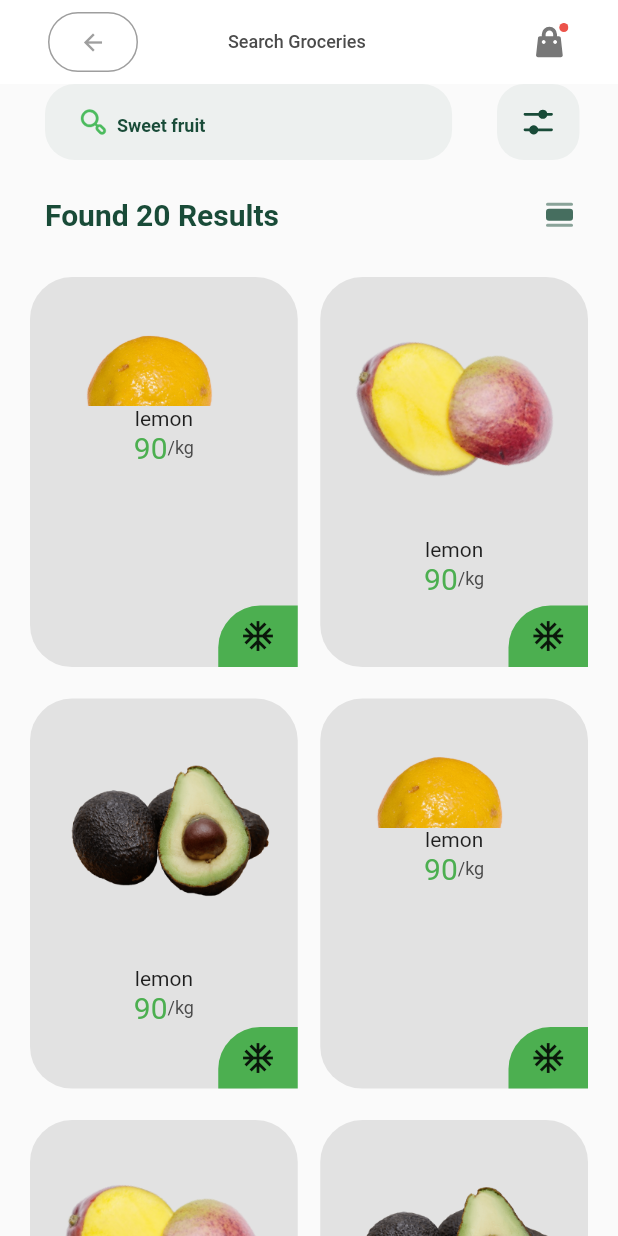
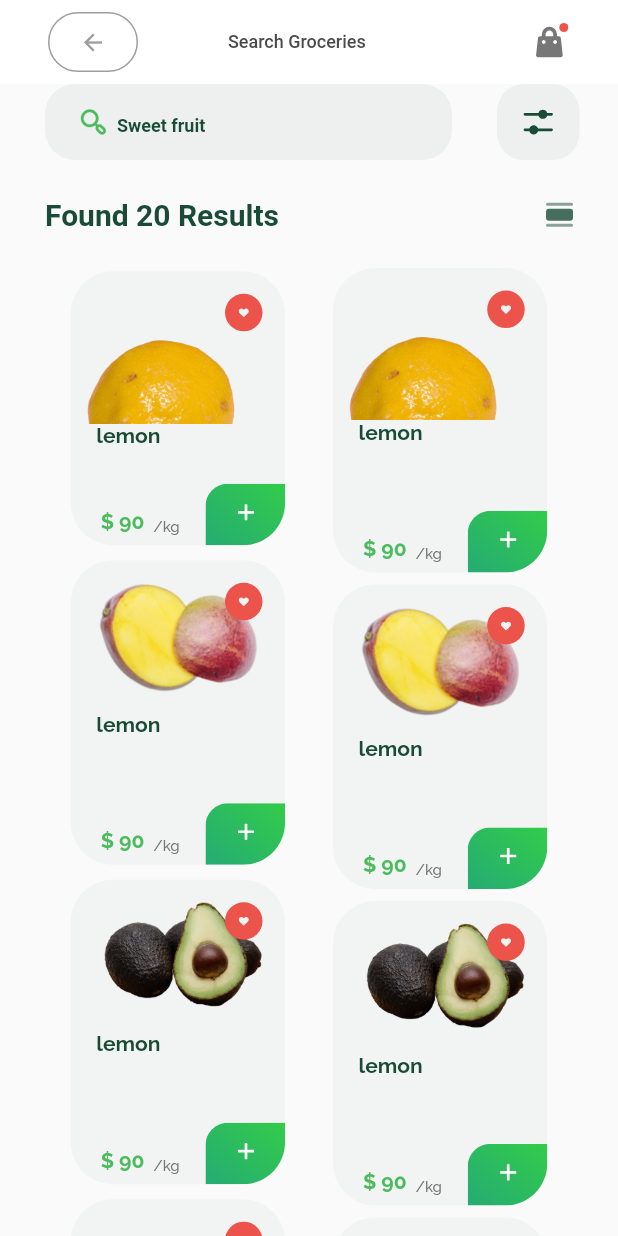
Before and after one commit to ravshan1119/git_tutorial, a Flutter app: the Screen3 screen opened directly, on a phone screen of 412 x 824 dp. Run offline on Flutter 3.47's test engine with Material 2 defaults, Android fonts, the phone set to English and light mode, and no system bars; drawn by our look-alikes of zoom_tap_animation; our stand-ins replace flutter_screenutil, flutter_svg; project files that could hold a hidden picture were left out.

Commit message:
screen 3 tugadi

```diff
--- a/lib/modul/dataRepository.dart
+++ b/lib/modul/dataRepository.dart
@@ -51,6 +51,13 @@ class Repository {
         nameFruit: 'lemon',
         kg: '90'
     ),
+  ];
+  static List<Iteam> data2 = [
+    Iteam(
+        image: "assets/image/lemon.png",
+        nameFruit: 'lemon',
+        kg: '90'
+    ),
     Iteam(
         image: "assets/image/mango.png",
         nameFruit: 'lemon',
@@ -76,5 +83,26 @@ class Repository {
         nameFruit: 'lemon',
         kg: '90'
     ),
+    Iteam(
+        image: "assets/image/lemon.png",
+        nameFruit: 'lemon',
+        kg: '90'
+    ),
+    Iteam(
+        image: "assets/image/mango.png",
+        nameFruit: 'lemon',
+        kg: '90'
+    ),
+    Iteam(
+        image: "assets/image/avocado.png",
+        nameFruit: 'lemon',
+        kg: '90'
+    ),
+    Iteam(
+        image: "assets/image/lemon.png",
+        nameFruit: 'lemon',
+        kg: '90'
+    ),
+
   ];
 }
--- a/lib/ui/screen_3/screen_3.dart
+++ b/lib/ui/screen_3/screen_3.dart
@@ -1,6 +1,8 @@
 import 'package:flutter/material.dart';
 import 'package:flutter_svg/svg.dart';
 import 'package:git_tutorial/modul/Item.dart';
+import 'package:git_tutorial/ui/screen_3/widgets/contaner_product.dart';
+import 'package:git_tutorial/ui/screen_3/widgets/contaner_product_mine.dart';
 import 'package:git_tutorial/widgets/global_app_bar.dart';
 import '../../modul/dataRepository.dart';
 import '../../utils/app_colors.dart';
@@ -18,8 +20,11 @@ class Screen3 extends StatefulWidget {
   double remember = 215;
 
 class _Screen3State extends State<Screen3> {
+
   @override
   Widget build(BuildContext context) {
+    double width = MediaQuery.of(context).size.width;
+    double hidth = MediaQuery.of(context).size.height;
     return Scaffold(
       appBar: const GlobalAppBar(),
       body: Column(
@@ -58,72 +63,42 @@ class _Screen3State extends State<Screen3> {
               ],
             ),
           ),
-          const SizedBox(
-            height: 10,
-          ),
+          const SizedBox(height: 20,),
           Expanded(
-            child: GridView(
-                scrollDirection: Axis.vertical,
-                padding:  EdgeInsets.all(20),
-                gridDelegate:  SliverGridDelegateWithFixedCrossAxisCount(
-                  crossAxisCount: 2,
-                  mainAxisSpacing: 21,
-                  crossAxisSpacing: 15,
-                  childAspectRatio: 0.8,
-                  mainAxisExtent: 260
-                ),
-                children: [
-                  ...List.generate(Repository.data.length, (index) {
-                    Iteam item = Repository.data[index];
-                    if(index%2==0){
-                      remember = 340;
-                    }else{
-                      remember = 300;
-                    }
-                    return Container(
-                      decoration: BoxDecoration(
-                        borderRadius: BorderRadius.circular(28),
-                        color: AppColors.C_E2E2E2
-                      ),
-                      child: Column(
-                        crossAxisAlignment: CrossAxisAlignment.end,
-                        children: [
-                          Expanded(
-                            child: Column(
-                              children: [
-                                Image.asset(item.image),
-                                Text(item.nameFruit),
-                                Row(
+            child: SingleChildScrollView(
+              child: Row(
                 mainAxisAlignment: MainAxisAlignment.center,
                 children: [
-                                    Text(item.kg,style: TextStyle(
-                                      color: Colors.green,
-                                      fontSize: 20
-                                    ),),
-                                    Text('/kg',style: TextStyle(
-                                        color: AppColors.C_4B4B4B,
-                                        fontSize: 12
+                  Column(
+                    crossAxisAlignment: CrossAxisAlignment.center,
+                    children: [
+                      ...List.generate(Repository.data.length, (index){
+                        Iteam item = Repository.data[index];
+                        return Column(
+                          children: [
+                            const SizedBox(height: 2,),
+                            index==0?ProductsHet(image: item.image, name: item.nameFruit, kg: item.kg):ProductsMine(image: item.image, name: item.nameFruit, kg: item.kg)
+                          ],
+                        );
+                      }
                       ),
-                                    )
+                    ],
+                  ),
+                  Column(
+                    children: [
+                      ...List.generate(Repository.data.length, (index){
+                        Iteam item = Repository.data[index];
+                        return Column(
+                          children: [
+                            ProductsMine(image: item.image, name: item.nameFruit, kg: item.kg)
+                          ],
+                        );
+                      }),
                     ],
                   ),
                 ],
               ),
             ),
-                          Container(
-                            height: 41,
-                            width: 53,
-                            decoration: BoxDecoration(
-                                color: Colors.green,
-                                borderRadius: BorderRadius.only(topLeft: Radius.circular(28))
-                            ),
-                            child: const Icon(Icons.ac_unit),
-                          ),
-                        ],
-                      ),
-                    );
-                  })
-                ]),
           )
         ],
       ),
--- /dev/null
+++ b/lib/ui/screen_3/widgets/contaner_product.dart
@@ -0,0 +1,128 @@
+import 'package:flutter/material.dart';
+import 'package:flutter_screenutil/flutter_screenutil.dart';
+import 'package:flutter_svg/svg.dart';
+import 'package:git_tutorial/utils/app_colors.dart';
+import 'package:git_tutorial/utils/app_image.dart';
+import 'package:zoom_tap_animation/zoom_tap_animation.dart';
+
+class ProductsHet extends StatefulWidget {
+  ProductsHet({Key? key, required this.image, required this.name, required this.kg}) : super(key: key);
+  bool check = true;
+
+  final String image;
+  final String name;
+  final String kg;
+
+  @override
+  State<ProductsHet> createState() => _ProductsState();
+}
+
+class _ProductsState extends State<ProductsHet> {
+  @override
+  Widget build(BuildContext context) {
+    return Padding(
+      padding: const EdgeInsets.symmetric(horizontal: 16, vertical: 4),
+      child: Container(
+        height: 180.h,
+        width: 130.w,
+        decoration: BoxDecoration(
+            borderRadius: BorderRadius.circular(28), color: AppColors.C_F1F4F3),
+        child: Stack(
+          children: [
+            Column(
+              children: [
+                SizedBox(
+                  height: 100.h,
+                  width: 150.w,
+                  child: Stack(
+                    children: [
+                      Center(
+                        child: SizedBox(
+                          height: 120.h,
+                          width: 140.h,
+                          child: Image.asset(
+                            widget.image,
+                            fit: BoxFit.cover,
+                          ),
+                        ),
+                      ),
+                    ],
+                  ),
+                ),
+                Padding(
+                  padding: const EdgeInsets.only(left: 17, bottom: 5),
+                  child: Row(
+                    crossAxisAlignment: CrossAxisAlignment.start,
+                    children: [
+                      Text(
+                        widget.name,
+                        style: const TextStyle(
+                            fontSize: 14,
+                            fontWeight: FontWeight.w700,
+                            color: AppColors.C_194B38,
+                            fontFamily: "Raleway"),
+                      ),
+                    ],
+                  ),
+                ),
+              ],
+            ),
+            Positioned(
+              top: 15,
+              right: 15,
+              child: ZoomTapAnimation(
+                onTap: () {
+                  setState(() {
+                    widget.check = !widget.check;
+                  });
+                },
+                child: Container(
+                  decoration: BoxDecoration(
+                    borderRadius: BorderRadius.circular(100),
+                    color:
+                    widget.check ? AppColors.C_EC534A : AppColors.C_E2E2E2,
+                  ),
+                  height: 25,
+                  width: 25,
+                  child: Padding(
+                    padding: const EdgeInsets.all(8.0),
+                    child: Center(child: SvgPicture.asset(AppImages.heart)),
+                  ),
+                ),
+              ),
+            ),
+            Positioned(
+                bottom: 0,
+                right: 0,
+                child: ZoomTapAnimation(
+                    child: SvgPicture.asset(AppImages.addTovar))),
+            Positioned(
+              bottom: 6,
+              left: 50.w,
+              child: const Text(
+                "/kg",
+                style: TextStyle(
+                    fontSize: 10,
+                    fontWeight: FontWeight.w500,
+                    color: AppColors.C_777777,
+                    fontFamily: "Raleway"),
+              ),
+            ),
+            Positioned(
+              bottom: 8,
+              left: 20,
+              child:  Text(
+                "\$ ${widget.kg}",
+                style: const TextStyle(
+                    fontSize: 14,
+                    fontWeight: FontWeight.w700,
+                    color: AppColors.C_4CBB5E,
+                    fontFamily: "Raleway"),
+              ),
+            ),
+          ],
+        ),
+      ),
+    );
+  }
+}
--- /dev/null
+++ b/lib/ui/screen_3/widgets/contaner_product_mine.dart
@@ -0,0 +1,128 @@
+import 'package:flutter/material.dart';
+import 'package:flutter_screenutil/flutter_screenutil.dart';
+import 'package:flutter_svg/svg.dart';
+import 'package:git_tutorial/utils/app_colors.dart';
+import 'package:git_tutorial/utils/app_image.dart';
+import 'package:zoom_tap_animation/zoom_tap_animation.dart';
+
+class ProductsMine extends StatefulWidget {
+  ProductsMine({Key? key, required this.image, required this.name, required this.kg}) : super(key: key);
+  bool check = true;
+
+  final String image;
+  final String name;
+  final String kg;
+
+  @override
+  State<ProductsMine> createState() => _ProductsState();
+}
+
+class _ProductsState extends State<ProductsMine> {
+  @override
+  Widget build(BuildContext context) {
+    return Padding(
+      padding: const EdgeInsets.symmetric(horizontal: 16, vertical: 4),
+      child: Container(
+        height: 200.h,
+        width: 130.w,
+        decoration: BoxDecoration(
+            borderRadius: BorderRadius.circular(28), color: AppColors.C_F1F4F3),
+        child: Stack(
+          children: [
+            Column(
+              children: [
+                SizedBox(
+                  height: 100.h,
+                  width: 150.w,
+                  child: Stack(
+                    children: [
+                      Center(
+                        child: SizedBox(
+                          height: 120.h,
+                          width: 140.h,
+                          child: Image.asset(
+                            widget.image,
+                            fit: BoxFit.cover,
+                          ),
+                        ),
+                      ),
+                    ],
+                  ),
+                ),
+                Padding(
+                  padding: const EdgeInsets.only(left: 17, bottom: 5),
+                  child: Row(
+                    crossAxisAlignment: CrossAxisAlignment.start,
+                    children: [
+                      Text(
+                        widget.name,
+                        style: const TextStyle(
+                            fontSize: 14,
+                            fontWeight: FontWeight.w700,
+                            color: AppColors.C_194B38,
+                            fontFamily: "Raleway"),
+                      ),
+                    ],
+                  ),
+                ),
+              ],
+            ),
+            Positioned(
+              top: 15,
+              right: 15,
+              child: ZoomTapAnimation(
+                onTap: () {
+                  setState(() {
+                    widget.check = !widget.check;
+                  });
+                },
+                child: Container(
+                  decoration: BoxDecoration(
+                    borderRadius: BorderRadius.circular(100),
+                    color:
+                    widget.check ? AppColors.C_EC534A : AppColors.C_E2E2E2,
+                  ),
+                  height: 25,
+                  width: 25,
+                  child: Padding(
+                    padding: const EdgeInsets.all(8.0),
+                    child: Center(child: SvgPicture.asset(AppImages.heart)),
+                  ),
+                ),
+              ),
+            ),
+            Positioned(
+                bottom: 0,
+                right: 0,
+                child: ZoomTapAnimation(
+                    child: SvgPicture.asset(AppImages.addTovar))),
+            Positioned(
+              bottom: 6,
+              left: 50.w,
+              child: const Text(
+                "/kg",
+                style: TextStyle(
+                    fontSize: 10,
+                    fontWeight: FontWeight.w500,
+                    color: AppColors.C_777777,
+                    fontFamily: "Raleway"),
+              ),
+            ),
+            Positioned(
+              bottom: 8,
+              left: 20,
+              child:  Text(
+                "\$ ${widget.kg}",
+                style: const TextStyle(
+                    fontSize: 14,
+                    fontWeight: FontWeight.w700,
+                    color: AppColors.C_4CBB5E,
+                    fontFamily: "Raleway"),
+              ),
+            ),
+          ],
+        ),
+      ),
+    );
+  }
+}
```
Lines whose indentation alone changed are shown as unchanged.
